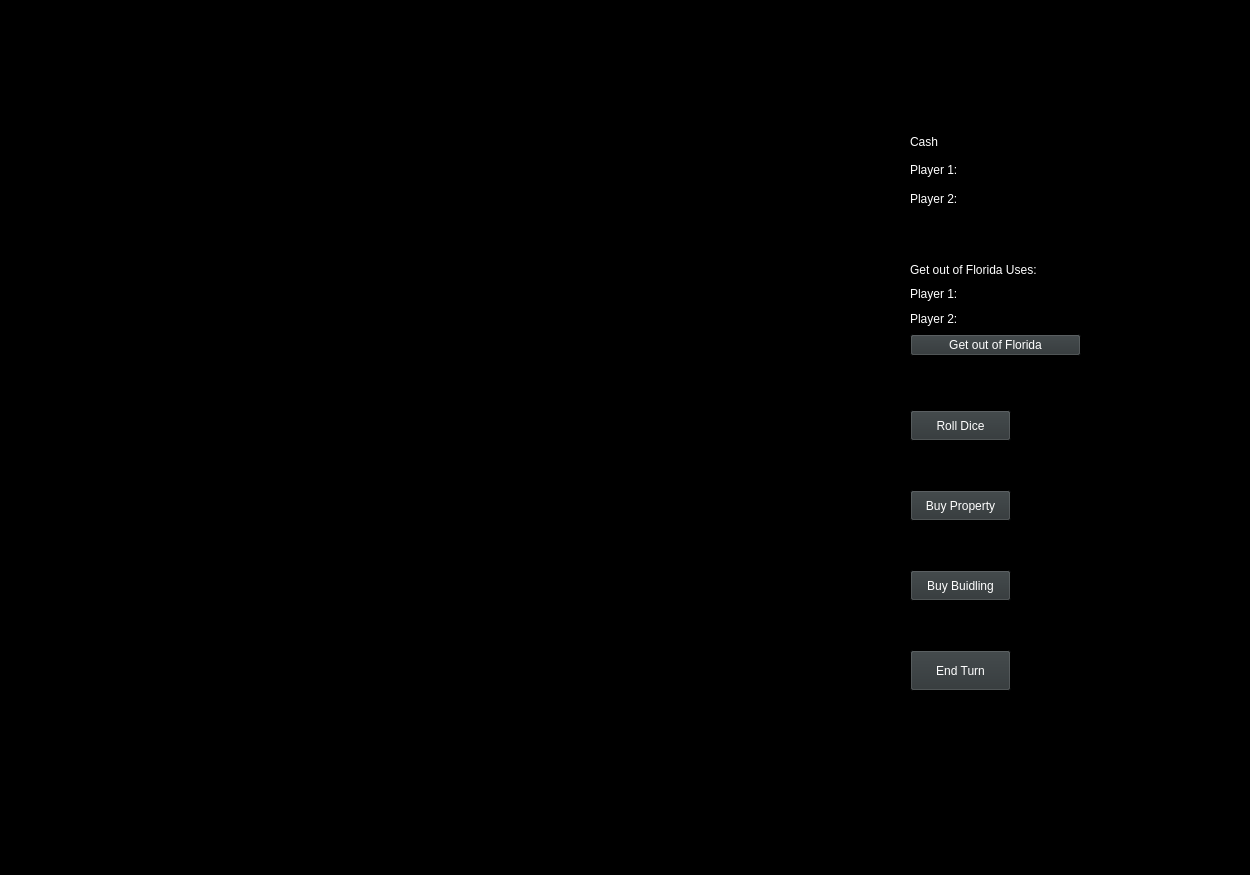
First picture: the form in monopolywindow.ui, repository Griffenck1/monopoly.connor.fun, before the edit.
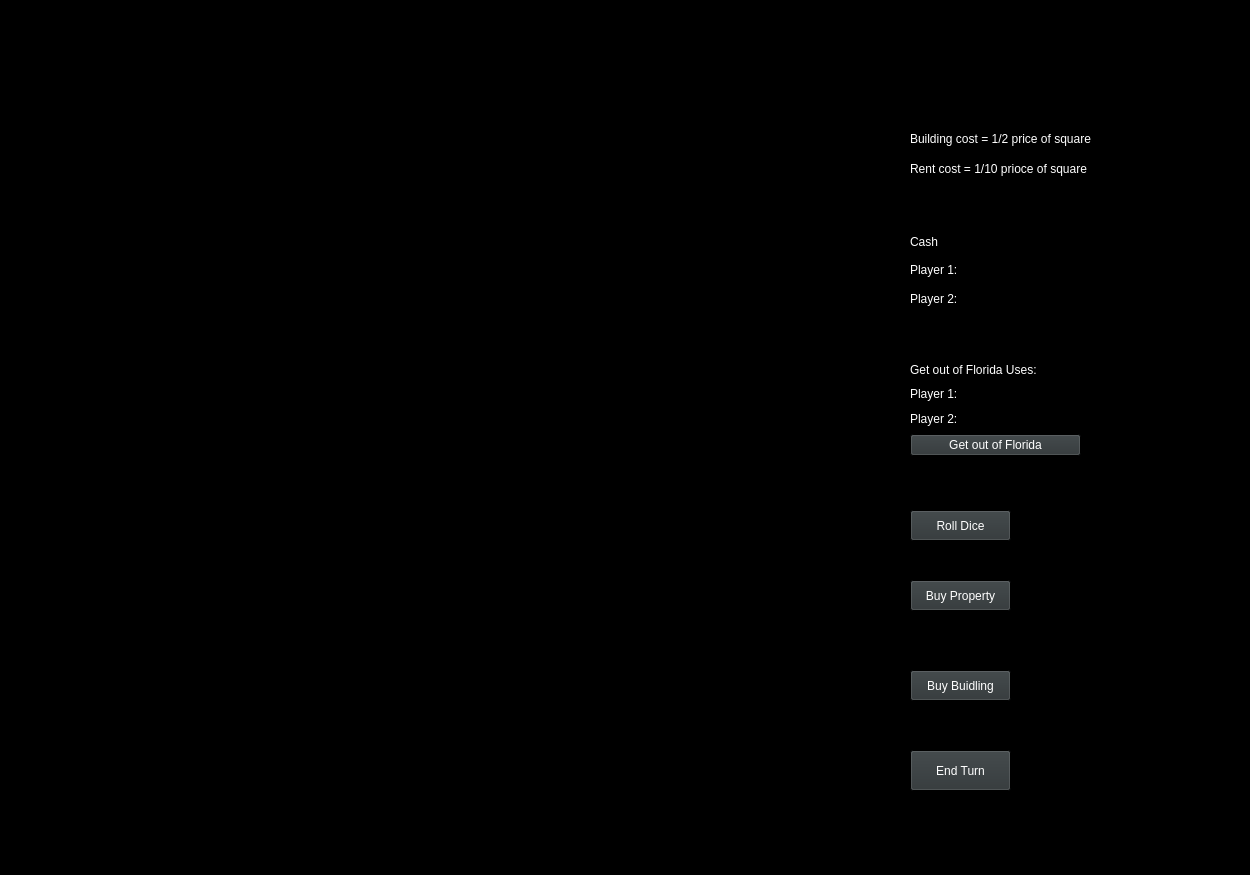
Second picture: the form after the edit.

Diff of the .ui file:
```diff
--- a/monopolywindow.ui
+++ b/monopolywindow.ui
@@ -537,7 +537,7 @@
     <property name="geometry">
      <rect>
       <x>910</x>
-      <y>130</y>
+      <y>230</y>
       <width>160</width>
       <height>80</height>
      </rect>
@@ -570,7 +570,7 @@
     <property name="geometry">
      <rect>
       <x>910</x>
-      <y>650</y>
+      <y>750</y>
       <width>101</width>
       <height>41</height>
      </rect>
@@ -583,7 +583,7 @@
     <property name="geometry">
      <rect>
       <x>910</x>
-      <y>260</y>
+      <y>360</y>
       <width>171</width>
       <height>96</height>
      </rect>
@@ -623,7 +623,7 @@
     <property name="geometry">
      <rect>
       <x>910</x>
-      <y>490</y>
+      <y>580</y>
       <width>101</width>
       <height>31</height>
      </rect>
@@ -636,7 +636,7 @@
     <property name="geometry">
      <rect>
       <x>910</x>
-      <y>410</y>
+      <y>510</y>
       <width>101</width>
       <height>31</height>
      </rect>
@@ -649,7 +649,7 @@
     <property name="geometry">
      <rect>
       <x>1020</x>
-      <y>400</y>
+      <y>500</y>
       <width>191</width>
       <height>41</height>
      </rect>
@@ -662,7 +662,7 @@
     <property name="geometry">
      <rect>
       <x>910</x>
-      <y>570</y>
+      <y>670</y>
       <width>101</width>
       <height>31</height>
      </rect>
@@ -675,7 +675,7 @@
     <property name="geometry">
      <rect>
       <x>910</x>
-      <y>50</y>
+      <y>30</y>
       <width>161</width>
       <height>31</height>
      </rect>
@@ -684,6 +684,32 @@
      <string/>
     </property>
    </widget>
+   <widget class="QLabel" name="label">
+    <property name="geometry">
+     <rect>
+      <x>910</x>
+      <y>130</y>
+      <width>311</width>
+      <height>17</height>
+     </rect>
+    </property>
+    <property name="text">
+     <string>Building cost = 1/2 price of square</string>
+    </property>
+   </widget>
+   <widget class="QLabel" name="label_2">
+    <property name="geometry">
+     <rect>
+      <x>910</x>
+      <y>160</y>
+      <width>251</width>
+      <height>17</height>
+     </rect>
+    </property>
+    <property name="text">
+     <string>Rent cost = 1/10 prioce of square</string>
+    </property>
+   </widget>
   </widget>
  </widget>
  <resources/>
```
